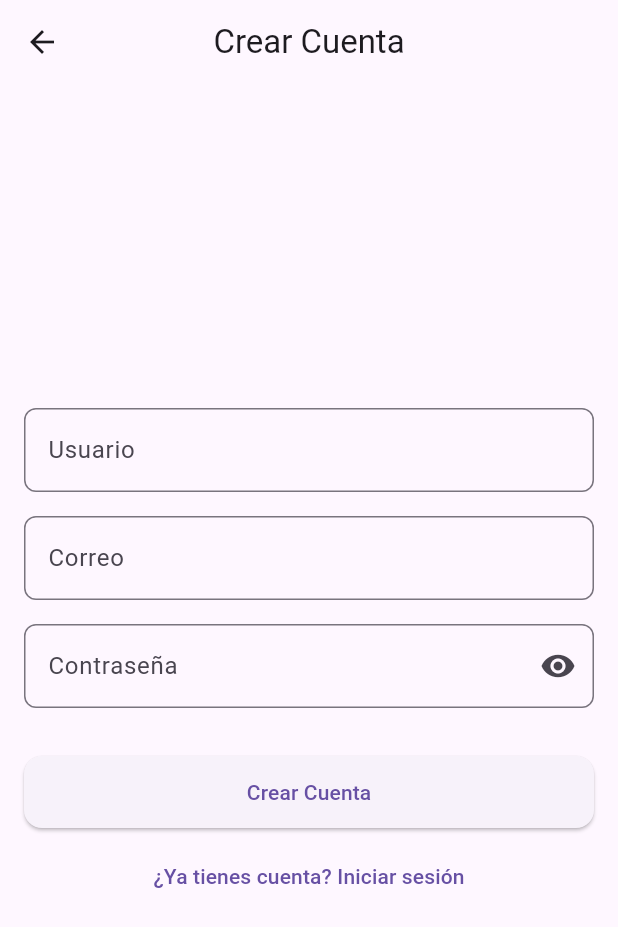
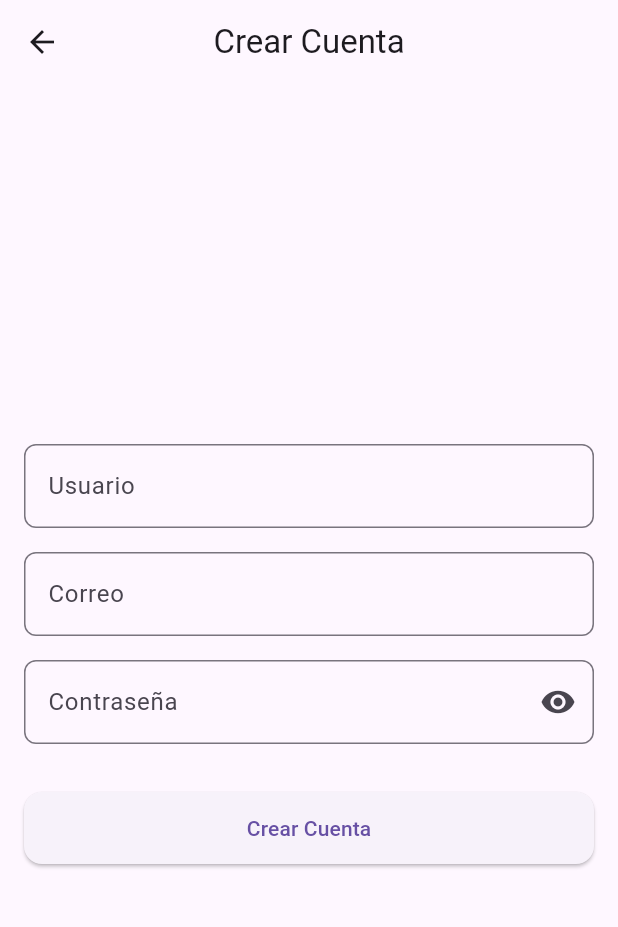
Before and after one commit to OnControlUPC/OnControl-flutter, a Flutter app: the SignUpPage screen opened by its route, on a phone screen of 412 x 824 dp. Shown: the top 927 px of the screen. Run offline on Flutter 3.47's test engine with Material 3 defaults, Android fonts, the phone set to English and light mode, and no system bars; our stand-ins replace equatable, flutter_bloc, flutter_secure_storage, table_calendar; missing offline and left inert: stomp_dart_client; accounts and stored records are empty.

Commit message:
signup fixed again

```diff
--- a/lib/features/auth/presentation/pages/signup_page.dart
+++ b/lib/features/auth/presentation/pages/signup_page.dart
@@ -151,11 +151,7 @@ class _SignUpPageState extends State<SignUpPage> {
                   },
                 ),
                 const SizedBox(height: 8),
-                TextButton(
-                  onPressed: () =>
-                      Navigator.of(context).pushReplacementNamed('/login'),
-                  child: const Text('¿Ya tienes cuenta? Iniciar sesión'),
-                ),
+
               ],
             ),
           ),
```
Also changed, not shown: 1 other file.
